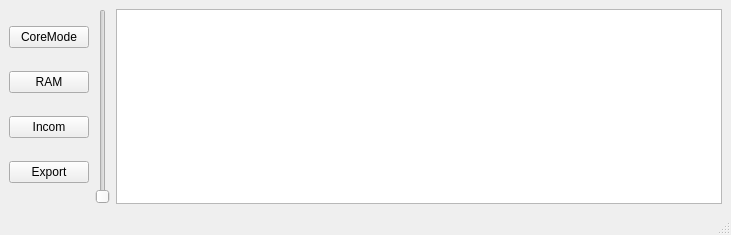
Before: the Qt Designer form Try1ForGraphics/graphicswindow.ui in Daniil-Kolodich/BSTU_SEM_4_Project_Task_Manadger, drawn with Qt 5.
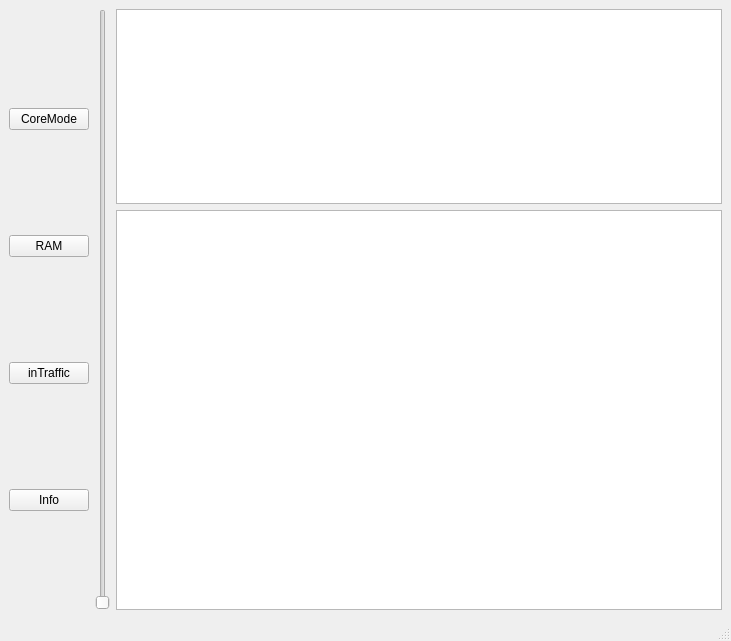
After: the same form once the commit is applied.

Patch:
```diff
--- a/Try1ForGraphics/graphicswindow.ui
+++ b/Try1ForGraphics/graphicswindow.ui
@@ -7,7 +7,7 @@
     <x>0</x>
     <y>0</y>
     <width>731</width>
-    <height>235</height>
+    <height>641</height>
    </rect>
   </property>
   <property name="sizePolicy">
@@ -42,14 +42,20 @@
         <item>
          <widget class="QPushButton" name="pushButton_3">
           <property name="text">
-           <string>Incom</string>
+           <string>inTraffic</string>
           </property>
          </widget>
         </item>
         <item>
          <widget class="QPushButton" name="pushButton_4">
+          <property name="enabled">
+           <bool>true</bool>
+          </property>
           <property name="text">
-           <string>Export</string>
+           <string>Info</string>
+          </property>
+          <property name="flat">
+           <bool>false</bool>
           </property>
          </widget>
         </item>
@@ -109,6 +115,22 @@
         </property>
        </widget>
       </item>
+      <item>
+       <widget class="QPlainTextEdit" name="plainTextEdit">
+        <property name="minimumSize">
+         <size>
+          <width>400</width>
+          <height>400</height>
+         </size>
+        </property>
+        <property name="maximumSize">
+         <size>
+          <width>1080</width>
+          <height>1920</height>
+         </size>
+        </property>
+       </widget>
+      </item>
      </layout>
     </item>
    </layout>
```
Left out of the diff: 4 changed lines with no effect on the pictures.
